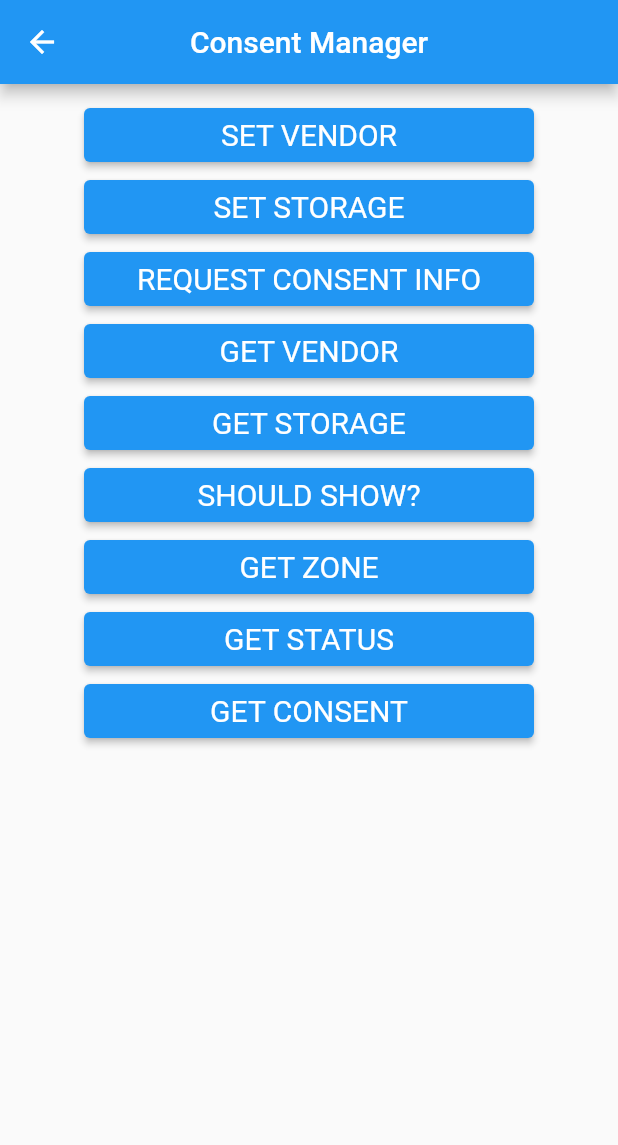
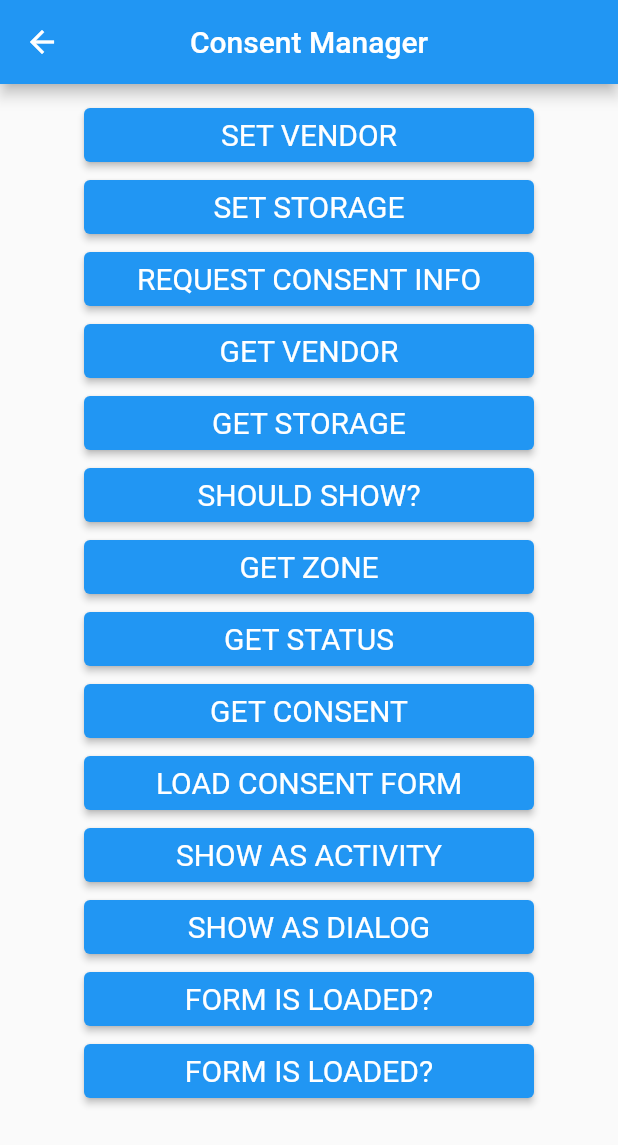
Before and after one commit to appodeal/Appodeal-Flutter-Plugin, a Flutter app: the screen it shows after launch, after a tap on "CONSENT MANAGER", on a phone screen of 412 x 824 dp. Shown: the top 1145 px of the screen. Run offline on Flutter 3.47's test engine with Material 2 defaults, Android fonts, the phone set to English and light mode, and no system bars; our stand-ins replace fluttertoast.

Commit message:
Update ConsentManager.dart

```diff
--- a/example/lib/ConsentManager.dart
+++ b/example/lib/ConsentManager.dart
@@ -21,6 +21,12 @@ class _ConsentManagerState extends State<ConsentManagerPage> {
             (event, consent) => showToast('$event consent - $consent'),
             (event, error) => showToast('$event error - $error')
     );
+
+    ConsentManager.setConsentFormListener(
+            (event) => showToast('$event'),
+            (event, error) => showToast('$event error - $error'),
+            (event) => showToast('$event'),
+            (event, consent) => showToast('$event consent - $consent'));
 
   }
 
@@ -48,7 +54,7 @@ class _ConsentManagerState extends State<ConsentManagerPage> {
                 ElevatedButton(
                   style: ElevatedButton.styleFrom(textStyle: const TextStyle(fontSize: 20), fixedSize: Size(300, 20)),
                   onPressed: () {
-                    ConsentManager.setCustomVendor(new Vendor("name", "com.appodeal.test", "policyUrl",  [1,2,3,4,5],  [1,2,3,4,5],  [1,2,3,4,5]));
+                    ConsentManager.setCustomVendor("name", "com.appodeal.test", "policyUrl",  [1,2,3,4,5],  [1,2,3,4,5],  [1,2,3,4,5]);
                   },
                   child: const Text('SET VENDOR'),
                 ),
@@ -155,6 +161,68 @@ class _ConsentManagerState extends State<ConsentManagerPage> {
                 ),
               ],
             ),
+            Row(
+              mainAxisAlignment: MainAxisAlignment.center,
+              children: [
+                ElevatedButton(
+                  style: ElevatedButton.styleFrom(textStyle: const TextStyle(fontSize: 20), fixedSize: Size(300, 20)),
+                  onPressed: () async {
+                    ConsentManager.loadConsentForm();
+                  },
+                  child: const Text('LOAD CONSENT FORM'),
+                ),
+              ],
+            ),
+            Row(
+              mainAxisAlignment: MainAxisAlignment.center,
+              children: [
+                ElevatedButton(
+                  style: ElevatedButton.styleFrom(textStyle: const TextStyle(fontSize: 20), fixedSize: Size(300, 20)),
+                  onPressed: () async {
+                    ConsentManager.showAsActivityConsentForm();
+                  },
+                  child: const Text('SHOW AS ACTIVITY'),
+                ),
+              ],
+            ),
+            Row(
+              mainAxisAlignment: MainAxisAlignment.center,
+              children: [
+                ElevatedButton(
+                  style: ElevatedButton.styleFrom(textStyle: const TextStyle(fontSize: 20), fixedSize: Size(300, 20)),
+                  onPressed: () async {
+                    ConsentManager.showAsDialogConsentForm();
+                  },
+                  child: const Text('SHOW AS DIALOG'),
+                ),
+              ],
+            ),
+            Row(
+              mainAxisAlignment: MainAxisAlignment.center,
+              children: [
+                ElevatedButton(
+                  style: ElevatedButton.styleFrom(textStyle: const TextStyle(fontSize: 20), fixedSize: Size(300, 20)),
+                  onPressed: () async {
+                    var isLoaded = await ConsentManager.consentFormIsLoaded();
+                    showToast('isLoaded - $isLoaded');
+                  },
+                  child: const Text('FORM IS LOADED?'),
+                ),
+              ],
+            ),
+            Row(
+              mainAxisAlignment: MainAxisAlignment.center,
+              children: [
+                ElevatedButton(
+                  style: ElevatedButton.styleFrom(textStyle: const TextStyle(fontSize: 20), fixedSize: Size(300, 20)),
+                  onPressed: () async {
+                    var isShowing = await ConsentManager.consentFormIsShowing();
+                    showToast('isShowing - $isShowing');
+                  },
+                  child: const Text('FORM IS LOADED?'),
+                ),
+              ],
+            ),
             //Interstitial
           ]),
         ),
```
